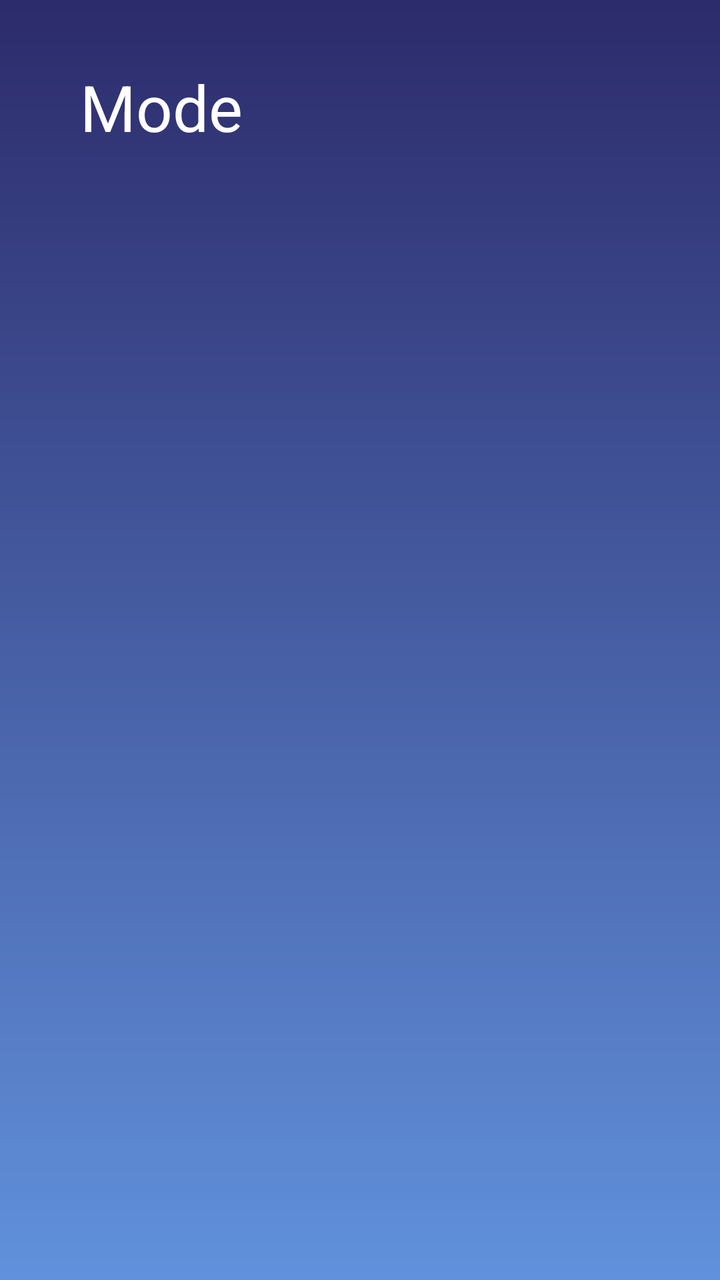
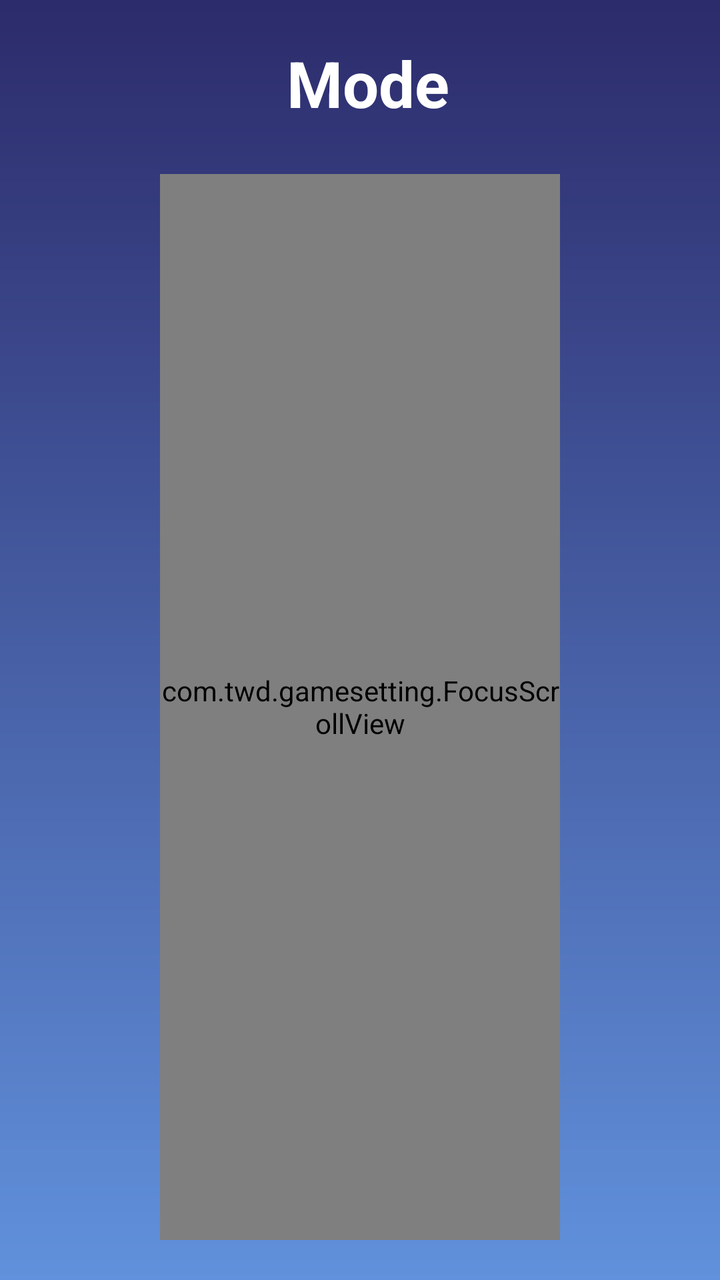

Two renders of the same Android screen: before a commit and after it. Below are the layout's source before the change and the commit's diff.
<!-- AndroidManifest.xml: application theme Theme.TwdGameSetting -->
<!-- res/layout/activity_mode_select.xml -->
<?xml version="1.0" encoding="utf-8"?>
<LinearLayout xmlns:android="http://schemas.android.com/apk/res/android"
    android:layout_width="match_parent"
    android:layout_height="match_parent"
    android:orientation="vertical"
    android:background="@drawable/gradient"
    android:padding="32dp">

    <TextView
        android:id="@+id/tv_title"
        android:layout_width="wrap_content"
        android:layout_height="wrap_content"
        android:text="@string/light_mode_title"
        android:textSize="32sp"
        android:textColor="#FFFFFF"
        android:layout_marginBottom="24dp"/>
    <ListView
        android:id="@+id/lv_mode"
        android:layout_width="match_parent"
        android:layout_height="match_parent"
        android:divider="@android:color/transparent"
        android:dividerHeight="8dp"/>
</LinearLayout>
<!-- resources referenced by this layout -->
<resources>
  <!-- drawable gradient (drawable) -->
  <?xml version="1.0" encoding="utf-8"?>
  <shape xmlns:android="http://schemas.android.com/apk/res/android">
      <gradient
          android:type="linear"
          android:startColor="#2c2b6b"
          android:endColor="#6191dc"
          android:angle="270"/>
  </shape>
  <string name="light_mode_title">" Mode"</string>
  <style name="Theme.TwdGameSetting" parent="Base.Theme.TwdGameSetting">
          <item name="android:windowBackground">@color/slap_color</item>
      </style>
  <style name="Base.Theme.TwdGameSetting" parent="Theme.Material3.DayNight.NoActionBar">
          
      </style>
  <color name="slap_color">#282828</color>
</resources>

<!-- the commit's change to res/layout/activity_mode_select.xml (unified diff, before → after) -->
@@ -1,10 +1,14 @@
 <?xml version="1.0" encoding="utf-8"?>
-<LinearLayout xmlns:android="http://schemas.android.com/apk/res/android"
+<androidx.constraintlayout.widget.ConstraintLayout
+    xmlns:android="http://schemas.android.com/apk/res/android"
+    xmlns:app="http://schemas.android.com/apk/res-auto"
     android:layout_width="match_parent"
     android:layout_height="match_parent"
-    android:orientation="vertical"
     android:background="@drawable/gradient"
-    android:padding="32dp">
+    android:paddingTop="20dp"
+    android:paddingBottom="20dp"
+    android:paddingStart="80dp"
+    android:paddingEnd="80dp">
 
     <TextView
         android:id="@+id/tv_title"
@@ -13,11 +17,31 @@
         android:text="@string/light_mode_title"
         android:textSize="32sp"
         android:textColor="#FFFFFF"
-        android:layout_marginBottom="24dp"/>
-    <ListView
-        android:id="@+id/lv_mode"
+        android:textStyle="bold"
+        app:layout_constraintTop_toTopOf="parent"
+        app:layout_constraintStart_toStartOf="parent"
+        app:layout_constraintEnd_toEndOf="parent"/>
+
+    <com.twd.gamesetting.FocusScrollView
+        android:id="@+id/sv_mode"
         android:layout_width="match_parent"
-        android:layout_height="match_parent"
-        android:divider="@android:color/transparent"
-        android:dividerHeight="8dp"/>
-</LinearLayout>
+        android:layout_height="0dp"
+        android:layout_marginTop="24dp"
+        android:scrollbars="none"
+        android:focusable="false"
+        android:focusableInTouchMode="false"
+        android:descendantFocusability="afterDescendants"
+        app:layout_constraintTop_toBottomOf="@+id/tv_title"
+        app:layout_constraintBottom_toBottomOf="parent"
+        app:layout_constraintStart_toStartOf="parent"
+        app:layout_constraintEnd_toEndOf="parent">
+
+        <LinearLayout
+            android:id="@+id/ll_mode_container"
+            android:layout_width="match_parent"
+            android:layout_height="wrap_content"
+            android:orientation="vertical"/>
+
+    </com.twd.gamesetting.FocusScrollView>
+
+</androidx.constraintlayout.widget.ConstraintLayout>
